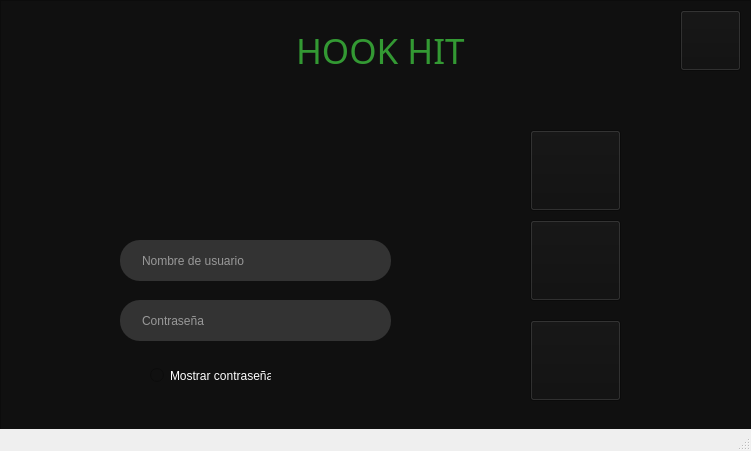
javierjose1224/Proyecto_final, file sesion.ui: the form before one commit.
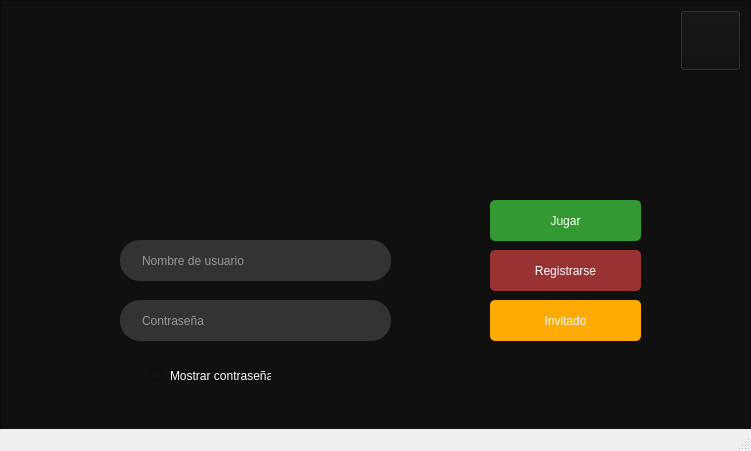
The form after the commit. Icons and pictures are not drawn.

What changed in the file:
```diff
--- a/sesion.ui
+++ b/sesion.ui
@@ -35,31 +35,26 @@
     <widget class="QLabel" name="label_4">
      <property name="geometry">
       <rect>
-       <x>250</x>
-       <y>30</y>
-       <width>281</width>
-       <height>41</height>
+       <x>220</x>
+       <y>40</y>
+       <width>311</width>
+       <height>81</height>
       </rect>
      </property>
      <property name="font">
       <font>
        <family>Segoe Script</family>
        <pointsize>26</pointsize>
-       <weight>9</weight>
+       <weight>50</weight>
        <italic>false</italic>
        <bold>false</bold>
       </font>
      </property>
      <property name="styleSheet">
-      <string notr="true">text-align: center;
-color: #393;
-margin: 0 auto;
-font-size: 35px;
-font-family: 'Droid Sans';
-font: 75 26pt &quot;Segoe Script&quot;;</string>
+      <string notr="true">border-image: url(:/Imagenes/Titulo);</string>
      </property>
      <property name="text">
-      <string>HOOK HIT</string>
+      <string/>
      </property>
     </widget>
     <widget class="QLineEdit" name="usernameBox">
@@ -546,48 +541,54 @@
     <widget class="QPushButton" name="loginButton">
      <property name="geometry">
       <rect>
-       <x>530</x>
-       <y>130</y>
-       <width>91</width>
-       <height>81</height>
+       <x>490</x>
+       <y>200</y>
+       <width>151</width>
+       <height>41</height>
       </rect>
      </property>
      <property name="styleSheet">
-      <string notr="true">border-image: url(:/Imagenes/play icon.png);</string>
+      <string notr="true">Padding: 1px;
+font: 16pt &quot;MV Boli&quot;;
+Border-radius: 5px;
+Background: #393;
+Color: #fefefe;</string>
      </property>
      <property name="text">
-      <string/>
+      <string>Jugar</string>
      </property>
     </widget>
     <widget class="QPushButton" name="regButton">
      <property name="geometry">
       <rect>
-       <x>530</x>
-       <y>220</y>
-       <width>91</width>
-       <height>81</height>
+       <x>490</x>
+       <y>250</y>
+       <width>151</width>
+       <height>41</height>
       </rect>
      </property>
      <property name="styleSheet">
-      <string notr="true">border-image: url(:/Imagenes/Reg icon.png);</string>
+      <string notr="true">Padding: 1px;
+font: 16pt &quot;MV Boli&quot;;
+Border-radius: 5px;
+Background: #933;
+Color: #fefefe;</string>
      </property>
      <property name="text">
-      <string/>
+      <string>Registrarse</string>
      </property>
     </widget>
     <widget class="QLabel" name="label_7">
      <property name="geometry">
       <rect>
-       <x>190</x>
-       <y>90</y>
-       <width>128</width>
-       <height>128</height>
+       <x>180</x>
+       <y>160</y>
+       <width>61</width>
+       <height>61</height>
       </rect>
      </property>
      <property name="styleSheet">
-      <string notr="true">border-radius: 64px;
-border-image: url(:/Imagenes/user.png);
-</string>
+      <string notr="true">border-image: url(:/Imagenes/player1.png);</string>
      </property>
      <property name="text">
       <string/>
@@ -596,17 +597,21 @@
     <widget class="QPushButton" name="loginButton_2">
      <property name="geometry">
       <rect>
-       <x>530</x>
-       <y>320</y>
-       <width>91</width>
-       <height>81</height>
+       <x>490</x>
+       <y>300</y>
+       <width>151</width>
+       <height>41</height>
       </rect>
      </property>
      <property name="styleSheet">
-      <string notr="true">border-image: url(:/Imagenes/invitado icon.png);</string>
+      <string notr="true">Padding: 1px;
+font: 16pt &quot;MV Boli&quot;;
+Border-radius: 5px;
+Background: #ffaa00;
+Color: #fefefe;</string>
      </property>
      <property name="text">
-      <string/>
+      <string>Invitado</string>
      </property>
     </widget>
     <widget class="QPushButton" name="pushButton">
```
Left out of the diff: 18 changed lines with no effect on the pictures.
